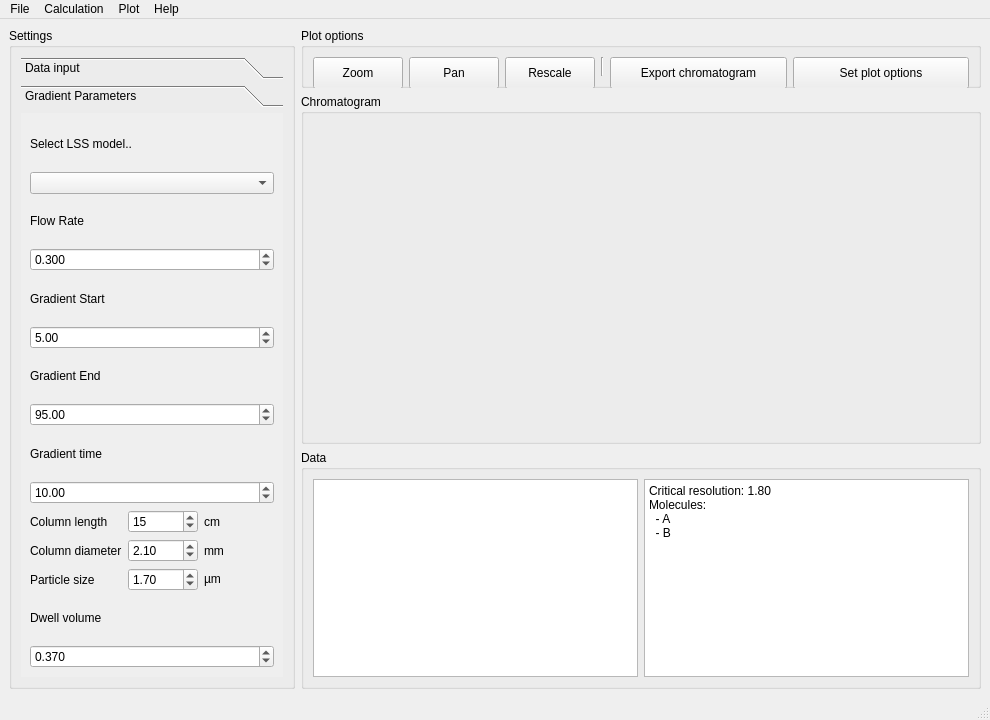
Qt form gui/mainwindow.ui (gmrandazzo/PyLSS) before a commit.
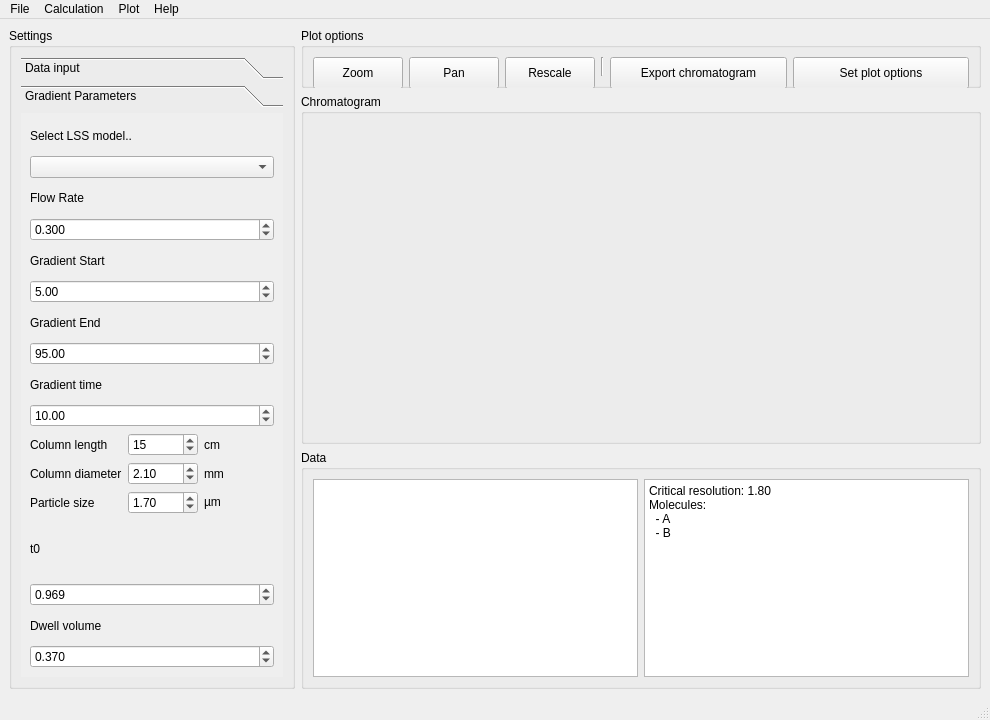
The same form after that commit. The open tabs and pages were chosen to show the change.

Patch:
```diff
--- a/gui/mainwindow.ui
+++ b/gui/mainwindow.ui
@@ -86,14 +86,27 @@
            <rect>
             <x>0</x>
             <y>0</y>
-            <width>225</width>
-            <height>459</height>
+            <width>240</width>
+            <height>549</height>
            </rect>
           </property>
           <attribute name="label">
            <string>Gradient Parameters</string>
           </attribute>
           <layout class="QGridLayout" name="gridLayout_5">
+           <item row="7" column="0">
+            <widget class="QDoubleSpinBox" name="doubleSpinBox_6">
+             <property name="decimals">
+              <number>3</number>
+             </property>
+             <property name="singleStep">
+              <double>0.050000000000000</double>
+             </property>
+             <property name="value">
+              <double>0.969000000000000</double>
+             </property>
+            </widget>
+           </item>
            <item row="5" column="0">
             <layout class="QGridLayout" name="gridLayout_2">
              <item row="0" column="2">
@@ -208,7 +221,7 @@
              </item>
             </layout>
            </item>
-           <item row="6" column="0">
+           <item row="8" column="0">
             <layout class="QVBoxLayout" name="verticalLayout_2">
              <item>
               <widget class="QLabel" name="label_14">
@@ -304,6 +317,13 @@
              </item>
             </layout>
            </item>
+           <item row="6" column="0">
+            <widget class="QLabel" name="label_12">
+             <property name="text">
+              <string>t0</string>
+             </property>
+            </widget>
+           </item>
           </layout>
          </widget>
         </widget>
```
Left out of the diff: 2 changed lines with no effect on the pictures.
